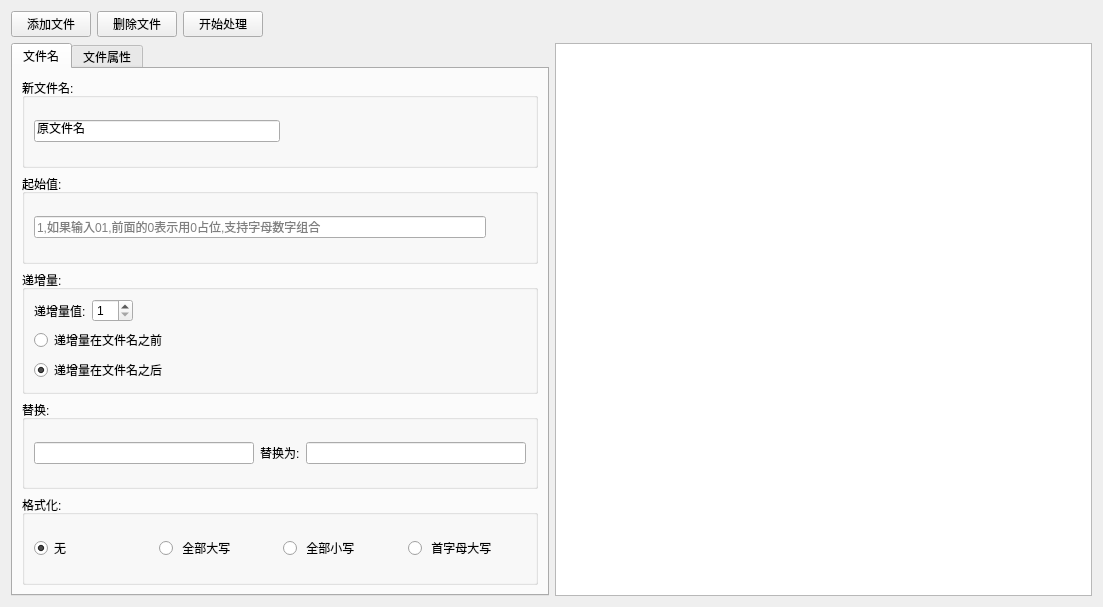
Qt form LxDairy/src/tool_rename/RenameWidget.ui (leishengxie/FengZhiHong) before a commit.
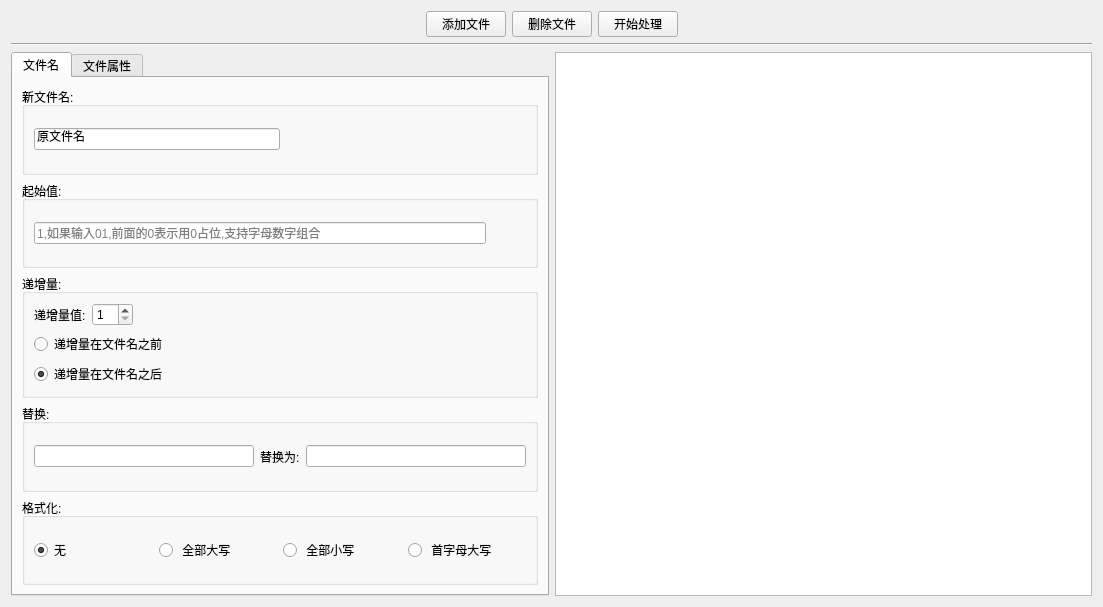
The same form after that commit.

Patch:
```diff
--- a/LxDairy/src/tool_rename/RenameWidget.ui
+++ b/LxDairy/src/tool_rename/RenameWidget.ui
@@ -16,6 +16,19 @@
   <layout class="QVBoxLayout" name="verticalLayout">
    <item>
     <layout class="QHBoxLayout" name="horizontalLayout_6">
+     <item>
+      <spacer name="horizontalSpacer_5">
+       <property name="orientation">
+        <enum>Qt::Horizontal</enum>
+       </property>
+       <property name="sizeHint" stdset="0">
+        <size>
+         <width>40</width>
+         <height>20</height>
+        </size>
+       </property>
+      </spacer>
+     </item>
      <item>
       <widget class="QPushButton" name="btnAdd">
        <property name="text">
@@ -52,6 +65,13 @@
      </item>
     </layout>
    </item>
+   <item>
+    <widget class="Line" name="line">
+     <property name="orientation">
+      <enum>Qt::Horizontal</enum>
+     </property>
+    </widget>
+   </item>
    <item>
     <layout class="QHBoxLayout" name="horizontalLayout_7">
      <item>
```
